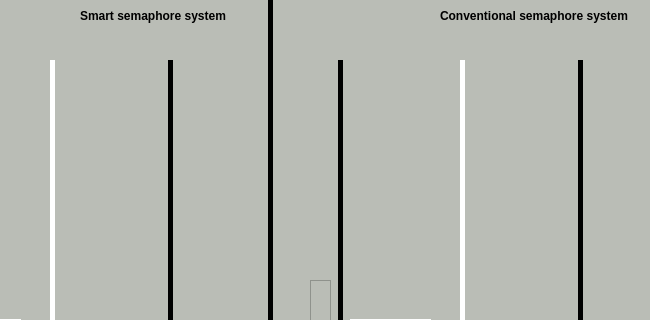
Above: crossroadi.ui from PRITI24/SmartTrafficLights before the change; both pictures show x 140 to 790 and y 0 to 320 of the 790 by 630 pixel window. Below: the same form after it.
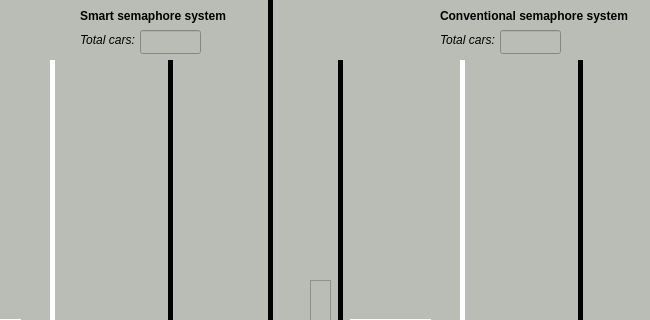
That is the form after the change. Custom widgets are drawn as their Qt base class.

```diff
--- a/crossroadi.ui
+++ b/crossroadi.ui
@@ -709,6 +709,109 @@
     <enum>QFrame::Raised</enum>
    </property>
   </widget>
+  <widget class="QLabel" name="label_3">
+   <property name="geometry">
+    <rect>
+     <x>220</x>
+     <y>30</y>
+     <width>71</width>
+     <height>20</height>
+    </rect>
+   </property>
+   <property name="font">
+    <font>
+     <weight>50</weight>
+     <italic>true</italic>
+     <bold>false</bold>
+    </font>
+   </property>
+   <property name="text">
+    <string>Total cars:</string>
+   </property>
+  </widget>
+  <widget class="QLabel" name="label_4">
+   <property name="geometry">
+    <rect>
+     <x>580</x>
+     <y>30</y>
+     <width>71</width>
+     <height>20</height>
+    </rect>
+   </property>
+   <property name="font">
+    <font>
+     <weight>50</weight>
+     <italic>true</italic>
+     <bold>false</bold>
+    </font>
+   </property>
+   <property name="text">
+    <string>Total cars:</string>
+   </property>
+  </widget>
+  <widget class="QLineEdit" name="totalCarsSmart">
+   <property name="geometry">
+    <rect>
+     <x>280</x>
+     <y>30</y>
+     <width>61</width>
+     <height>24</height>
+    </rect>
+   </property>
+   <property name="readOnly">
+    <bool>true</bool>
+   </property>
+  </widget>
+  <widget class="QLineEdit" name="totalCarsConv">
+   <property name="geometry">
+    <rect>
+     <x>640</x>
+     <y>30</y>
+     <width>61</width>
+     <height>24</height>
+    </rect>
+   </property>
+   <property name="readOnly">
+    <bool>true</bool>
+   </property>
+  </widget>
+  <zorder>label_3</zorder>
+  <zorder>separateLine</zorder>
+  <zorder>leftSmart</zorder>
+  <zorder>middleSmart</zorder>
+  <zorder>rightSmart</zorder>
+  <zorder>pedestrian_2</zorder>
+  <zorder>pedestrian_4</zorder>
+  <zorder>pedestrian_3</zorder>
+  <zorder>pedestrian_6</zorder>
+  <zorder>pedestrian_5</zorder>
+  <zorder>pedestrian_8</zorder>
+  <zorder>pedestrian_7</zorder>
+  <zorder>pedestrian</zorder>
+  <zorder>pedestrian_9</zorder>
+  <zorder>pedestrian_10</zorder>
+  <zorder>pedestrian_11</zorder>
+  <zorder>pedestrian_12</zorder>
+  <zorder>pedestrian_13</zorder>
+  <zorder>pedestrian_14</zorder>
+  <zorder>pedestrian_15</zorder>
+  <zorder>middleSmart_2</zorder>
+  <zorder>pedestrian_16</zorder>
+  <zorder>pedestrian_17</zorder>
+  <zorder>pedestrian_18</zorder>
+  <zorder>rightSmart_2</zorder>
+  <zorder>leftSmart_2</zorder>
+  <zorder>pedestrian_19</zorder>
+  <zorder>pedestrian_20</zorder>
+  <zorder>conventionalSemaphoreLabel</zorder>
+  <zorder>smartSemaphoreLabel</zorder>
+  <zorder>_Ssemaphore1</zorder>
+  <zorder>_Ssemaphore2</zorder>
+  <zorder>_Csemaphore2</zorder>
+  <zorder>_Csemaphore1</zorder>
+  <zorder>label_4</zorder>
+  <zorder>totalCarsSmart</zorder>
+  <zorder>totalCarsConv</zorder>
  </widget>
  <customwidgets>
   <customwidget>
```
Left out of the diff: 4 changed lines with no effect on the pictures.
